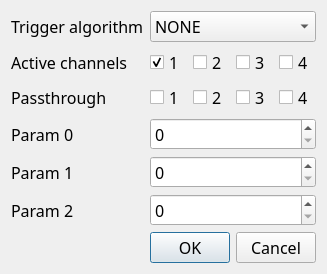
First picture: the form in RegisterDialog.ui, repository sevenreek/qtadqscope, before the edit.
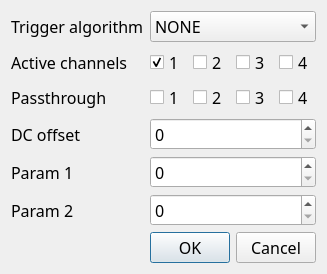
Second picture: the form after the edit.

Commit message: QoL fixes in config loading/channel changing. Trigger level is now set as an offset from analog DC bias. Added timed acquisition.

Patch:
```diff
--- a/RegisterDialog.ui
+++ b/RegisterDialog.ui
@@ -132,7 +132,7 @@
      <item row="3" column="0">
       <widget class="QLabel" name="label_4">
        <property name="text">
-        <string>Param 0</string>
+        <string>DC offset</string>
        </property>
       </widget>
      </item>
```
Left out of the diff: 11 changed lines with no effect on the pictures. The commit also changes 11 other files.
